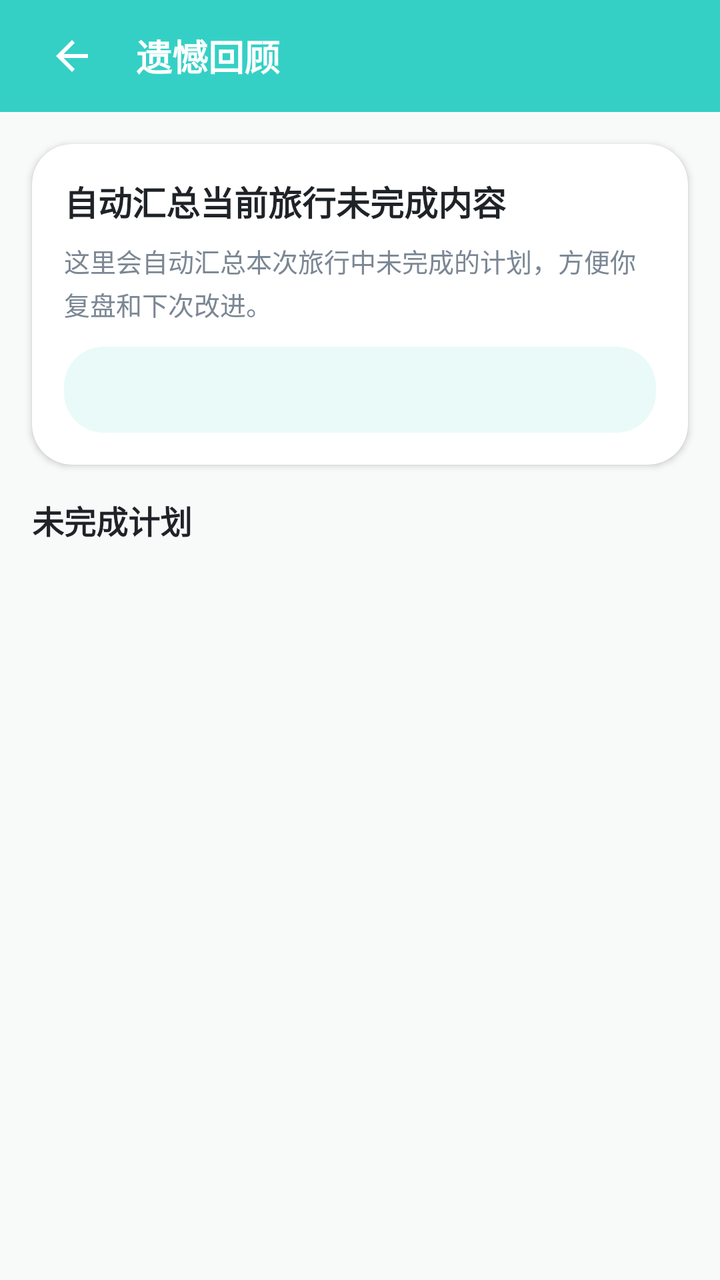
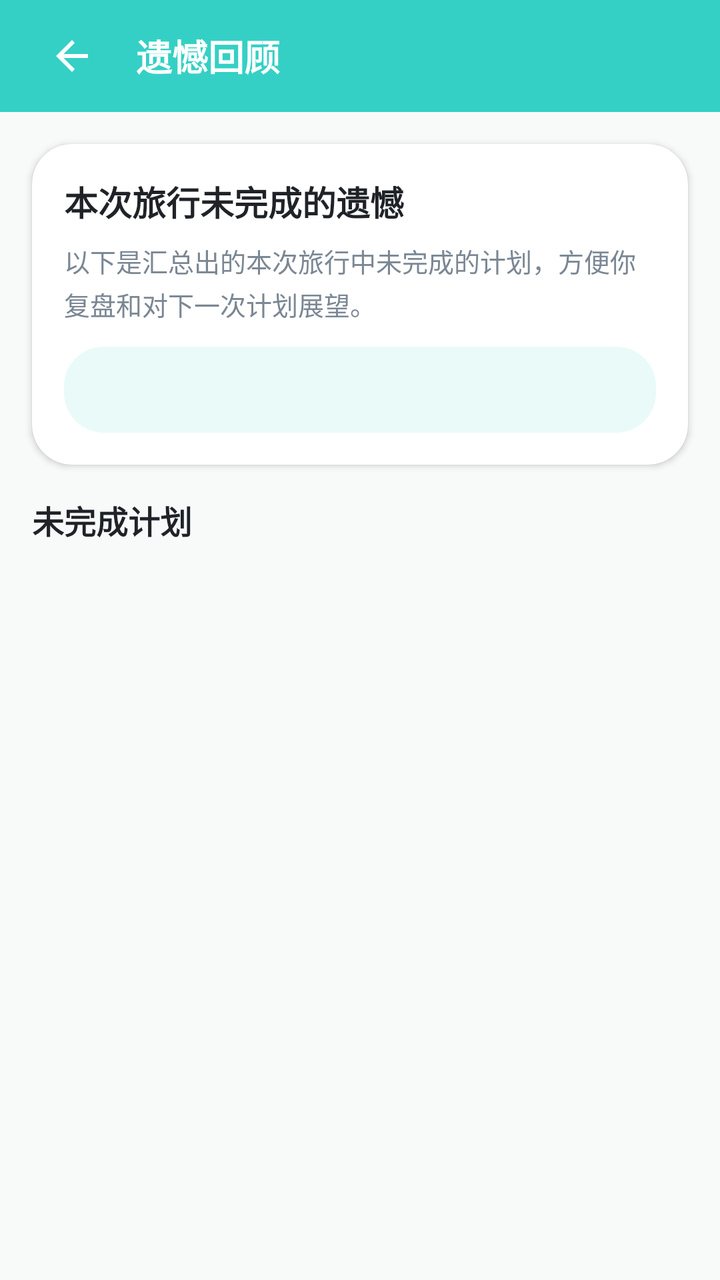

The first picture is an Android layout as it rendered before a commit; the second is the same layout after the commit. The layout source and the unified diff follow.
<!-- AndroidManifest.xml: application theme Theme.TravelMemory -->
<!-- res/layout/activity_plan_compare.xml -->
<?xml version="1.0" encoding="utf-8"?>
<LinearLayout xmlns:android="http://schemas.android.com/apk/res/android"
    xmlns:app="http://schemas.android.com/apk/res-auto"
    android:layout_width="match_parent"
    android:layout_height="match_parent"
    android:background="@color/bg_light"
    android:orientation="vertical">

    <LinearLayout
        android:layout_width="match_parent"
        android:layout_height="56dp"
        android:background="@color/primary"
        android:gravity="center_vertical"
        android:orientation="horizontal"
        android:paddingHorizontal="16dp">

        <ImageButton
            android:id="@+id/btn_compare_back"
            android:layout_width="40dp"
            android:layout_height="40dp"
            android:background="?android:attr/selectableItemBackgroundBorderless"
            android:contentDescription="返回"
            android:src="@drawable/abc_ic_ab_back_material"
            app:tint="@color/white" />

        <TextView
            android:layout_width="0dp"
            android:layout_height="wrap_content"
            android:layout_marginStart="12dp"
            android:layout_weight="1"
            android:text="遗憾回顾"
            android:textColor="@color/white"
            android:textSize="18sp"
            android:textStyle="bold" />
    </LinearLayout>

    <androidx.cardview.widget.CardView
        android:layout_width="match_parent"
        android:layout_height="wrap_content"
        android:layout_margin="16dp"
        app:cardBackgroundColor="@color/white"
        app:cardCornerRadius="20dp"
        app:cardElevation="2dp">

        <LinearLayout
            android:layout_width="match_parent"
            android:layout_height="wrap_content"
            android:orientation="vertical"
            android:padding="16dp">

            <TextView
                android:layout_width="match_parent"
                android:layout_height="wrap_content"
                android:text="自动汇总当前旅行未完成内容"
                android:textColor="@color/text_primary"
                android:textSize="17sp"
                android:textStyle="bold" />

            <TextView
                android:layout_width="match_parent"
                android:layout_height="wrap_content"
                android:layout_marginTop="8dp"
                android:lineSpacingExtra="3dp"
                android:text="这里会自动汇总本次旅行中未完成的计划，方便你复盘和下次改进。"
                android:textColor="@color/text_secondary"
                android:textSize="13sp" />

            <TextView
                android:id="@+id/tv_compare_summary"
                android:layout_width="match_parent"
                android:layout_height="wrap_content"
                android:layout_marginTop="12dp"
                android:background="@drawable/card_rounded_primary_light"
                android:lineSpacingExtra="4dp"
                android:padding="12dp"
                android:textColor="@color/text_secondary"
                android:textSize="14sp" />
        </LinearLayout>
    </androidx.cardview.widget.CardView>

    <TextView
        android:layout_width="match_parent"
        android:layout_height="wrap_content"
        android:paddingStart="16dp"
        android:paddingEnd="16dp"
        android:text="未完成计划"
        android:textColor="@color/text_primary"
        android:textSize="16sp"
        android:textStyle="bold" />

    <TextView
        android:id="@+id/tv_regret_empty"
        android:layout_width="match_parent"
        android:layout_height="0dp"
        android:layout_weight="1"
        android:gravity="center"
        android:padding="28dp"
        android:text="还没有遗憾回顾&#10;当前旅行暂无未完成计划。"
        android:textColor="@color/text_secondary"
        android:textSize="15sp"
        android:visibility="gone" />

    <androidx.recyclerview.widget.RecyclerView
        android:id="@+id/rv_regrets"
        android:layout_width="match_parent"
        android:layout_height="0dp"
        android:layout_weight="1"
        android:clipToPadding="false"
        android:paddingTop="8dp"
        android:paddingBottom="16dp" />
</LinearLayout>
<!-- resources referenced by this layout -->
<resources>
  <color name="bg_light">#F8FAFA</color>
  <color name="primary">#35D0C5</color>
  <color name="text_primary">#1F2328</color>
  <color name="text_secondary">#7B8794</color>
  <color name="white">#FFFFFF</color>
  <!-- drawable card_rounded_primary_light (drawable) -->
  <?xml version="1.0" encoding="utf-8"?>
  <shape xmlns:android="http://schemas.android.com/apk/res/android"
      android:shape="rectangle">
      <solid android:color="@color/primary_light" />
      <corners android:radius="20dp" />
  </shape>
  <style name="Theme.TravelMemory" parent="Theme.MaterialComponents.Light.NoActionBar">
          
          <item name="colorPrimary">@color/primary</item>
          <item name="colorPrimaryDark">@color/primary_dark</item>
          <item name="colorAccent">@color/accent</item>
  
          
          <item name="android:windowBackground">@color/bg_light</item>
          <item name="android:statusBarColor">@color/primary_dark</item>
      </style>
  <color name="primary_light">#E9FAF8</color>
  <color name="primary_dark">#18B8B0</color>
  <color name="accent">#FF7B61</color>
</resources>

<!-- the commit's change to res/layout/activity_plan_compare.xml (unified diff, before → after) -->
@@ -51,7 +51,7 @@
             <TextView
                 android:layout_width="match_parent"
                 android:layout_height="wrap_content"
-                android:text="自动汇总当前旅行未完成内容"
+                android:text="本次旅行未完成的遗憾"
                 android:textColor="@color/text_primary"
                 android:textSize="17sp"
                 android:textStyle="bold" />
@@ -61,7 +61,7 @@
                 android:layout_height="wrap_content"
                 android:layout_marginTop="8dp"
                 android:lineSpacingExtra="3dp"
-                android:text="这里会自动汇总本次旅行中未完成的计划，方便你复盘和下次改进。"
+                android:text="以下是汇总出的本次旅行中未完成的计划，方便你复盘和对下一次计划展望。"
                 android:textColor="@color/text_secondary"
                 android:textSize="13sp" />
 
